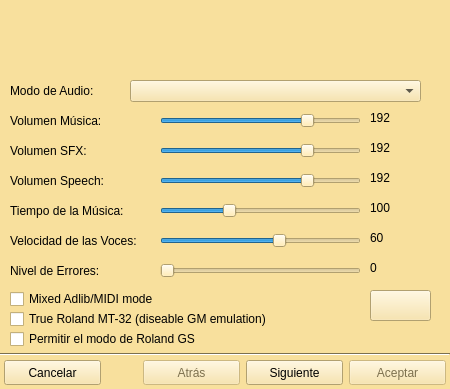
Monthy/gr-lida, file ui/svmadd.ui: the form before one commit.
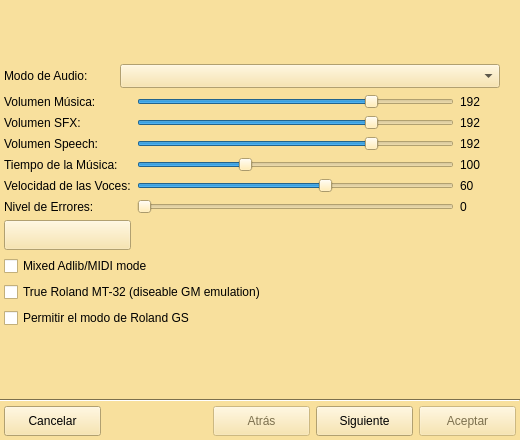
The form after the commit. The open tabs and pages were chosen to show the change. Icons and pictures are not drawn.

Patch:
```diff
--- a/ui/svmadd.ui
+++ b/ui/svmadd.ui
@@ -5,22 +5,10 @@
    <rect>
     <x>0</x>
     <y>0</y>
-    <width>450</width>
-    <height>389</height>
+    <width>520</width>
+    <height>440</height>
    </rect>
   </property>
-  <property name="minimumSize" >
-   <size>
-    <width>450</width>
-    <height>389</height>
-   </size>
-  </property>
-  <property name="maximumSize" >
-   <size>
-    <width>450</width>
-    <height>389</height>
-   </size>
-  </property>
   <property name="palette" >
    <palette>
     <active>
@@ -856,363 +844,342 @@
       </widget>
      </widget>
      <widget class="QWidget" name="page_4" >
-      <property name="geometry" >
-       <rect>
-        <x>0</x>
-        <y>0</y>
-        <width>100</width>
-        <height>30</height>
-       </rect>
-      </property>
-      <widget class="QComboBox" name="cbxSvm_music_driver" >
-       <property name="geometry" >
-        <rect>
-         <x>130</x>
-         <y>20</y>
-         <width>291</width>
-         <height>22</height>
-        </rect>
+      <layout class="QVBoxLayout" name="verticalLayout_3" >
+       <property name="leftMargin" >
+        <number>4</number>
        </property>
-      </widget>
-      <widget class="QCheckBox" name="chkSvm_multi_midi" >
-       <property name="geometry" >
-        <rect>
-         <x>10</x>
-         <y>230</y>
-         <width>331</width>
-         <height>18</height>
-        </rect>
+       <property name="topMargin" >
+        <number>4</number>
        </property>
-       <property name="text" >
-        <string>Mixed Adlib/MIDI mode</string>
+       <property name="rightMargin" >
+        <number>20</number>
        </property>
-      </widget>
-      <widget class="QCheckBox" name="chkSvm_native_mt32" >
-       <property name="geometry" >
-        <rect>
-         <x>10</x>
-         <y>250</y>
-         <width>331</width>
-         <height>18</height>
-        </rect>
+       <property name="bottomMargin" >
+        <number>4</number>
        </property>
-       <property name="text" >
-        <string>True Roland MT-32 (diseable GM emulation)</string>
-       </property>
-      </widget>
-      <widget class="QPushButton" name="btnDefectoSvm" >
-       <property name="geometry" >
-        <rect>
-         <x>370</x>
-         <y>230</y>
-         <width>61</width>
-         <height>31</height>
-        </rect>
-       </property>
-       <property name="text" >
-        <string/>
-       </property>
-       <property name="icon" >
-        <iconset resource="../res/grlida.qrc" >
-         <normaloff>:/img16/actualizar.png</normaloff>:/img16/actualizar.png</iconset>
-       </property>
-      </widget>
-      <widget class="QSlider" name="h_SliderSvm_debuglevel" >
-       <property name="geometry" >
-        <rect>
-         <x>160</x>
-         <y>200</y>
-         <width>201</width>
-         <height>21</height>
-        </rect>
-       </property>
-       <property name="maximum" >
-        <number>10</number>
-       </property>
-       <property name="orientation" >
-        <enum>Qt::Horizontal</enum>
-       </property>
-      </widget>
-      <widget class="QSlider" name="h_SliderSvm_talkspeed" >
-       <property name="geometry" >
-        <rect>
-         <x>160</x>
-         <y>170</y>
-         <width>201</width>
-         <height>21</height>
-        </rect>
-       </property>
-       <property name="maximum" >
-        <number>100</number>
-       </property>
-       <property name="value" >
-        <number>60</number>
-       </property>
-       <property name="orientation" >
-        <enum>Qt::Horizontal</enum>
-       </property>
-      </widget>
-      <widget class="QSlider" name="h_SliderSvm_tempo" >
-       <property name="geometry" >
-        <rect>
-         <x>160</x>
-         <y>140</y>
-         <width>201</width>
-         <height>21</height>
-        </rect>
-       </property>
-       <property name="minimum" >
-        <number>50</number>
-       </property>
-       <property name="maximum" >
-        <number>200</number>
-       </property>
-       <property name="value" >
-        <number>100</number>
-       </property>
-       <property name="orientation" >
-        <enum>Qt::Horizontal</enum>
-       </property>
-      </widget>
-      <widget class="QSlider" name="h_SliderSvm_speech_volume" >
-       <property name="geometry" >
-        <rect>
-         <x>160</x>
-         <y>110</y>
-         <width>201</width>
-         <height>21</height>
-        </rect>
-       </property>
-       <property name="maximum" >
-        <number>255</number>
-       </property>
-       <property name="value" >
-        <number>192</number>
-       </property>
-       <property name="orientation" >
-        <enum>Qt::Horizontal</enum>
-       </property>
-      </widget>
-      <widget class="QSlider" name="h_SliderSvm_sfx_volume" >
-       <property name="geometry" >
-        <rect>
-         <x>160</x>
-         <y>80</y>
-         <width>201</width>
-         <height>21</height>
-        </rect>
-       </property>
-       <property name="maximum" >
-        <number>255</number>
-       </property>
-       <property name="value" >
-        <number>192</number>
-       </property>
-       <property name="orientation" >
-        <enum>Qt::Horizontal</enum>
-       </property>
-      </widget>
-      <widget class="QSlider" name="h_SliderSvm_music_volume" >
-       <property name="geometry" >
-        <rect>
-         <x>160</x>
-         <y>50</y>
-         <width>201</width>
-         <height>21</height>
-        </rect>
-       </property>
-       <property name="maximum" >
-        <number>255</number>
-       </property>
-       <property name="value" >
-        <number>192</number>
-       </property>
-       <property name="orientation" >
-        <enum>Qt::Horizontal</enum>
-       </property>
-      </widget>
-      <widget class="QLabel" name="lb_Svm_11" >
-       <property name="geometry" >
-        <rect>
-         <x>10</x>
-         <y>20</y>
-         <width>111</width>
-         <height>21</height>
-        </rect>
-       </property>
-       <property name="text" >
-        <string>Modo de Audio:</string>
-       </property>
-      </widget>
-      <widget class="QLabel" name="lb_Svm_12" >
-       <property name="geometry" >
-        <rect>
-         <x>10</x>
-         <y>50</y>
-         <width>151</width>
-         <height>21</height>
-        </rect>
-       </property>
-       <property name="text" >
-        <string>Volumen Música:</string>
-       </property>
-      </widget>
-      <widget class="QLabel" name="lb_Svm_13" >
-       <property name="geometry" >
-        <rect>
-         <x>10</x>
-         <y>80</y>
-         <width>151</width>
-         <height>21</height>
-        </rect>
-       </property>
-       <property name="text" >
-        <string>Volumen SFX:</string>
-       </property>
-      </widget>
-      <widget class="QLabel" name="lb_Svm_14" >
-       <property name="geometry" >
-        <rect>
-         <x>10</x>
-         <y>110</y>
-         <width>151</width>
-         <height>21</height>
-        </rect>
-       </property>
-       <property name="text" >
-        <string>Volumen Speech:</string>
-       </property>
-      </widget>
-      <widget class="QLabel" name="lb_Svm_15" >
-       <property name="geometry" >
-        <rect>
-         <x>10</x>
-         <y>140</y>
-         <width>151</width>
-         <height>21</height>
-        </rect>
-       </property>
-       <property name="text" >
-        <string>Tiempo de la Música:</string>
-       </property>
-      </widget>
-      <widget class="QLabel" name="lb_Svm_16" >
-       <property name="geometry" >
-        <rect>
-         <x>10</x>
-         <y>170</y>
-         <width>151</width>
-         <height>21</height>
-        </rect>
-       </property>
-       <property name="text" >
-        <string>Velocidad de las Voces:</string>
-       </property>
-      </widget>
-      <widget class="QLabel" name="lb_Svm_17" >
-       <property name="geometry" >
-        <rect>
-         <x>10</x>
-         <y>200</y>
-         <width>151</width>
-         <height>21</height>
-        </rect>
-       </property>
-       <property name="text" >
-        <string>Nivel de Errores:</string>
-       </property>
-      </widget>
-      <widget class="QLabel" name="posSliderSvm_6" >
-       <property name="geometry" >
-        <rect>
-         <x>370</x>
-         <y>200</y>
-         <width>51</width>
-         <height>16</height>
-        </rect>
-       </property>
-       <property name="text" >
-        <string>0</string>
-       </property>
-      </widget>
-      <widget class="QLabel" name="posSliderSvm_5" >
-       <property name="geometry" >
-        <rect>
-         <x>370</x>
-         <y>170</y>
-         <width>51</width>
-         <height>16</height>
-        </rect>
-       </property>
-       <property name="text" >
-        <string>60</string>
-       </property>
-      </widget>
-      <widget class="QLabel" name="posSliderSvm_4" >
-       <property name="geometry" >
-        <rect>
-         <x>370</x>
-         <y>140</y>
-         <width>51</width>
-         <height>16</height>
-        </rect>
-       </property>
-       <property name="text" >
-        <string>100</string>
-       </property>
-      </widget>
-      <widget class="QLabel" name="posSliderSvm_3" >
-       <property name="geometry" >
-        <rect>
-         <x>370</x>
-         <y>110</y>
-         <width>51</width>
-         <height>16</height>
-        </rect>
-       </property>
-       <property name="text" >
-        <string>192</string>
-       </property>
-      </widget>
-      <widget class="QLabel" name="posSliderSvm_2" >
-       <property name="geometry" >
-        <rect>
-         <x>370</x>
-         <y>80</y>
-         <width>51</width>
-         <height>16</height>
-        </rect>
-       </property>
-       <property name="text" >
-        <string>192</string>
-       </property>
-      </widget>
-      <widget class="QLabel" name="posSliderSvm_1" >
-       <property name="geometry" >
-        <rect>
-         <x>370</x>
-         <y>50</y>
-         <width>51</width>
-         <height>16</height>
-        </rect>
-       </property>
-       <property name="text" >
-        <string>192</string>
-       </property>
-      </widget>
-      <widget class="QCheckBox" name="chkSvm_enable_gs" >
-       <property name="geometry" >
-        <rect>
-         <x>10</x>
-         <y>270</y>
-         <width>331</width>
-         <height>18</height>
-        </rect>
-       </property>
-       <property name="text" >
-        <string>Permitir el modo de Roland GS</string>
-       </property>
-      </widget>
+       <item>
+        <layout class="QHBoxLayout" name="horizontalLayout_2" >
+         <item>
+          <widget class="QLabel" name="lb_Svm_11" >
+           <property name="minimumSize" >
+            <size>
+             <width>110</width>
+             <height>0</height>
+            </size>
+           </property>
+           <property name="text" >
+            <string>Modo de Audio:</string>
+           </property>
+          </widget>
+         </item>
+         <item>
+          <widget class="QComboBox" name="cbxSvm_music_driver" >
+           <property name="sizePolicy" >
+            <sizepolicy vsizetype="Fixed" hsizetype="MinimumExpanding" >
+             <horstretch>0</horstretch>
+             <verstretch>0</verstretch>
+            </sizepolicy>
+           </property>
+           <property name="minimumSize" >
+            <size>
+             <width>0</width>
+             <height>24</height>
+            </size>
+           </property>
+          </widget>
+         </item>
+        </layout>
+       </item>
+       <item>
+        <layout class="QGridLayout" name="gridLayout_4" >
+         <item row="0" column="0" >
+          <widget class="QLabel" name="lb_Svm_12" >
+           <property name="minimumSize" >
+            <size>
+             <width>110</width>
+             <height>0</height>
+            </size>
+           </property>
+           <property name="text" >
+            <string>Volumen Música:</string>
+           </property>
+          </widget>
+         </item>
+         <item row="0" column="1" >
+          <widget class="QSlider" name="h_SliderSvm_music_volume" >
+           <property name="maximum" >
+            <number>255</number>
+           </property>
+           <property name="value" >
+            <number>192</number>
+           </property>
+           <property name="orientation" >
+            <enum>Qt::Horizontal</enum>
+           </property>
+          </widget>
+         </item>
+         <item row="0" column="2" >
+          <widget class="QLabel" name="posSliderSvm_1" >
+           <property name="minimumSize" >
+            <size>
+             <width>40</width>
+             <height>0</height>
+            </size>
+           </property>
+           <property name="text" >
+            <string>192</string>
+           </property>
+          </widget>
+         </item>
+         <item row="1" column="0" >
+          <widget class="QLabel" name="lb_Svm_13" >
+           <property name="minimumSize" >
+            <size>
+             <width>110</width>
+             <height>0</height>
+            </size>
+           </property>
+           <property name="text" >
+            <string>Volumen SFX:</string>
+           </property>
+          </widget>
+         </item>
+         <item row="1" column="1" >
+          <widget class="QSlider" name="h_SliderSvm_sfx_volume" >
+           <property name="maximum" >
+            <number>255</number>
+           </property>
+           <property name="value" >
+            <number>192</number>
+           </property>
+           <property name="orientation" >
+            <enum>Qt::Horizontal</enum>
+           </property>
+          </widget>
+         </item>
+         <item row="1" column="2" >
+          <widget class="QLabel" name="posSliderSvm_2" >
+           <property name="minimumSize" >
+            <size>
+             <width>40</width>
+             <height>0</height>
+            </size>
+           </property>
+           <property name="text" >
+            <string>192</string>
+           </property>
+          </widget>
+         </item>
+         <item row="2" column="0" >
+          <widget class="QLabel" name="lb_Svm_14" >
+           <property name="minimumSize" >
+            <size>
+             <width>110</width>
+             <height>0</height>
+            </size>
+           </property>
+           <property name="text" >
+            <string>Volumen Speech:</string>
+           </property>
+          </widget>
+         </item>
+         <item row="2" column="1" >
+          <widget class="QSlider" name="h_SliderSvm_speech_volume" >
+           <property name="maximum" >
+            <number>255</number>
+           </property>
+           <property name="value" >
+            <number>192</number>
+           </property>
+           <property name="orientation" >
+            <enum>Qt::Horizontal</enum>
+           </property>
+          </widget>
+         </item>
+         <item row="2" column="2" >
+          <widget class="QLabel" name="posSliderSvm_3" >
+           <property name="minimumSize" >
+            <size>
+             <width>40</width>
+             <height>0</height>
+            </size>
+           </property>
+           <property name="text" >
+            <string>192</string>
+           </property>
+          </widget>
+         </item>
+         <item row="3" column="0" >
+          <widget class="QLabel" name="lb_Svm_15" >
+           <property name="minimumSize" >
+            <size>
+             <width>110</width>
+             <height>0</height>
+            </size>
+           </property>
+           <property name="text" >
+            <string>Tiempo de la Música:</string>
+           </property>
+          </widget>
+         </item>
+         <item row="3" column="1" >
+          <widget class="QSlider" name="h_SliderSvm_tempo" >
+           <property name="minimum" >
+            <number>50</number>
+           </property>
+           <property name="maximum" >
+            <number>200</number>
+           </property>
+           <property name="value" >
+            <number>100</number>
+           </property>
+           <property name="orientation" >
+            <enum>Qt::Horizontal</enum>
+           </property>
+          </widget>
+         </item>
+         <item row="3" column="2" >
+          <widget class="QLabel" name="posSliderSvm_4" >
+           <property name="minimumSize" >
+            <size>
+             <width>40</width>
+             <height>0</height>
+            </size>
+           </property>
+           <property name="text" >
+            <string>100</string>
+           </property>
+          </widget>
+         </item>
+         <item row="4" column="0" >
+          <widget class="QLabel" name="lb_Svm_16" >
+           <property name="minimumSize" >
+            <size>
+             <width>110</width>
+             <height>0</height>
+            </size>
+           </property>
+           <property name="text" >
+            <string>Velocidad de las Voces:</string>
+           </property>
+          </widget>
+         </item>
+         <item row="4" column="1" >
+          <widget class="QSlider" name="h_SliderSvm_talkspeed" >
+           <property name="maximum" >
+            <number>100</number>
+           </property>
+           <property name="value" >
+            <number>60</number>
+           </property>
+           <property name="orientation" >
+            <enum>Qt::Horizontal</enum>
+           </property>
+          </widget>
+         </item>
+         <item row="4" column="2" >
+          <widget class="QLabel" name="posSliderSvm_5" >
+           <property name="minimumSize" >
+            <size>
+             <width>40</width>
+             <height>0</height>
+            </size>
+           </property>
+           <property name="text" >
+            <string>60</string>
+           </property>
+          </widget>
+         </item>
+         <item row="5" column="0" >
+          <widget class="QLabel" name="lb_Svm_17" >
+           <property name="minimumSize" >
+            <size>
+             <width>110</width>
+             <height>0</height>
+            </size>
+           </property>
+           <property name="text" >
+            <string>Nivel de Errores:</string>
+           </property>
+          </widget>
+         </item>
+         <item row="5" column="1" >
+          <widget class="QSlider" name="h_SliderSvm_debuglevel" >
+           <property name="maximum" >
+            <number>10</number>
+           </property>
+           <property name="orientation" >
+            <enum>Qt::Horizontal</enum>
+           </property>
+          </widget>
+         </item>
+         <item row="5" column="2" >
+          <widget class="QLabel" name="posSliderSvm_6" >
+           <property name="minimumSize" >
+            <size>
+             <width>40</width>
+             <height>0</height>
+            </size>
+           </property>
+           <property name="text" >
+            <string>0</string>
+           </property>
+          </widget>
+         </item>
+         <item row="6" column="0" >
+          <widget class="QPushButton" name="btnDefectoSvm" >
+           <property name="minimumSize" >
+            <size>
+             <width>0</width>
+             <height>30</height>
+            </size>
+           </property>
+           <property name="text" >
+            <string/>
+           </property>
+           <property name="icon" >
+            <iconset resource="../res/grlida.qrc" >
+             <normaloff>:/img16/actualizar.png</normaloff>:/img16/actualizar.png</iconset>
+           </property>
+          </widget>
+         </item>
+        </layout>
+       </item>
+       <item>
+        <widget class="QCheckBox" name="chkSvm_multi_midi" >
+         <property name="text" >
+          <string>Mixed Adlib/MIDI mode</string>
+         </property>
+        </widget>
+       </item>
+       <item>
+        <widget class="QCheckBox" name="chkSvm_native_mt32" >
+         <property name="text" >
+          <string>True Roland MT-32 (diseable GM emulation)</string>
+         </property>
+        </widget>
+       </item>
+       <item>
+        <widget class="QCheckBox" name="chkSvm_enable_gs" >
+         <property name="text" >
+          <string>Permitir el modo de Roland GS</string>
+         </property>
+        </widget>
+       </item>
+       <item>
+        <spacer name="verticalSpacer_3" >
+         <property name="orientation" >
+          <enum>Qt::Vertical</enum>
+         </property>
+         <property name="sizeHint" stdset="0" >
+          <size>
+           <width>20</width>
+           <height>40</height>
+          </size>
+         </property>
+        </spacer>
+       </item>
+      </layout>
      </widget>
      <widget class="QWidget" name="page_5" >
       <property name="geometry" >
@@ -1277,13 +1244,7 @@
        <property name="minimumSize" >
         <size>
          <width>97</width>
-         <height>25</height>
-        </size>
-       </property>
-       <property name="maximumSize" >
-        <size>
-         <width>97</width>
-         <height>25</height>
+         <height>30</height>
         </size>
        </property>
        <property name="text" >
@@ -1316,13 +1277,7 @@
        <property name="minimumSize" >
         <size>
          <width>97</width>
-         <height>25</height>
-        </size>
-       </property>
-       <property name="maximumSize" >
-        <size>
-         <width>97</width>
-         <height>25</height>
+         <height>30</height>
         </size>
        </property>
        <property name="text" >
@@ -1339,13 +1294,7 @@
        <property name="minimumSize" >
         <size>
          <width>97</width>
-         <height>25</height>
-        </size>
-       </property>
-       <property name="maximumSize" >
-        <size>
-         <width>97</width>
-         <height>25</height>
+         <height>30</height>
         </size>
        </property>
        <property name="text" >
@@ -1365,13 +1314,7 @@
        <property name="minimumSize" >
         <size>
          <width>97</width>
-         <height>25</height>
-        </size>
-       </property>
-       <property name="maximumSize" >
-        <size>
-         <width>97</width>
-         <height>25</height>
+         <height>30</height>
         </size>
        </property>
        <property name="text" >
```
Left out of the diff: 754 changed lines with no effect on the pictures.
